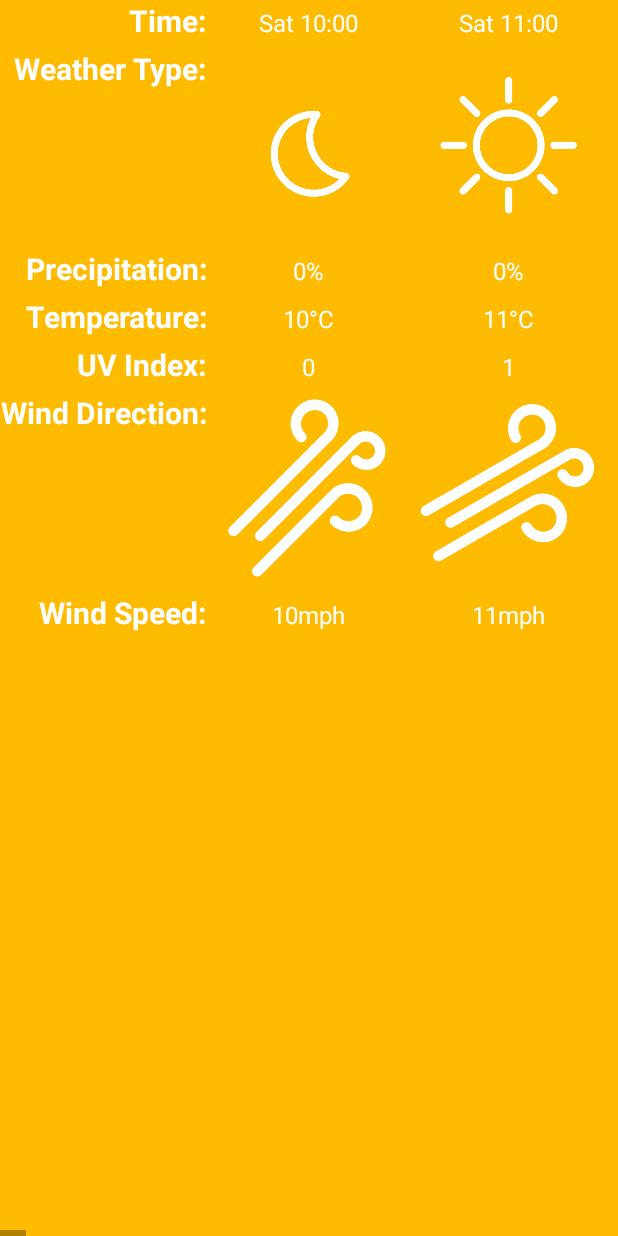
After one commit to Group-51-COMP208/WeatherBroadcastApp, an Android app: the DetailedForecastActivity screen opened directly, with no data from a screen before it, on a phone screen of 412 x 824 dp. The commit adds this screen. Run offline under Robolectric (Android 15) with nearby library versions, the phone set to English and light mode, and no system bars.

Commit message:
Added basic but functional detailed forecast activity.

```diff
--- /dev/null
+++ b/app/src/main/java/com/example/weatherbroadcastapp/DetailedForecastActivity.java
@@ -0,0 +1,148 @@
+package com.example.weatherbroadcastapp;
+
+import android.os.Bundle;
+
+import androidx.appcompat.app.AppCompatActivity;
+import androidx.core.content.ContextCompat;
+
+import android.view.View;
+import android.view.ViewGroup;
+import android.widget.ImageView;
+import android.widget.TableRow;
+import android.widget.TextView;
+
+import com.example.lib.DetailedWeatherForecastSample;
+import com.example.lib.Location;
+import com.example.lib.Services;
+
+import java.text.SimpleDateFormat;
+import java.time.Duration;
+import java.util.ArrayList;
+import java.util.Calendar;
+
+public class DetailedForecastActivity extends AppCompatActivity {
+
+    @Override
+    protected void onCreate(Bundle savedInstanceState) {
+        super.onCreate(savedInstanceState);
+        setContentView(R.layout.activity_detailed_forecast);
+
+        TableRow timeRow      = findViewById(R.id.row_time);
+        TableRow typeRow      = findViewById(R.id.row_type);
+        TableRow precipRow    = findViewById(R.id.row_precipitation);
+        TableRow tempRow      = findViewById(R.id.row_temperature);
+        TableRow uvRow        = findViewById(R.id.row_uvIndex);
+        TableRow windDirRow   = findViewById(R.id.row_windDirection);
+        TableRow windSpeedRow = findViewById(R.id.row_windSpeed);
+
+        TextView label = new TextView(this);
+        label.setText(getString(R.string.time_row));
+        label.setTextAppearance(R.style.table_label);
+        label.setTextAlignment(View.TEXT_ALIGNMENT_VIEW_END);
+        timeRow.addView(label);
+
+        label = new TextView(this);
+        label.setText(getString(R.string.type_row));
+        label.setTextAppearance(R.style.table_label);
+        label.setTextAlignment(View.TEXT_ALIGNMENT_VIEW_END);
+        typeRow.addView(label);
+
+        label = new TextView(this);
+        label.setText(getString(R.string.precipitation_row));
+        label.setTextAppearance(R.style.table_label);
+        label.setTextAlignment(View.TEXT_ALIGNMENT_VIEW_END);
+        precipRow.addView(label);
+
+        label = new TextView(this);
+        label.setText(getString(R.string.temperature_row));
+        label.setTextAppearance(R.style.table_label);
+        label.setTextAlignment(View.TEXT_ALIGNMENT_VIEW_END);
+        tempRow.addView(label);
+
+        label = new TextView(this);
+        label.setText(getString(R.string.uv_row));
+        label.setTextAppearance(R.style.table_label);
+        label.setTextAlignment(View.TEXT_ALIGNMENT_VIEW_END);
+        uvRow.addView(label);
+
+        label = new TextView(this);
+        label.setText(getString(R.string.wind_direction_row));
+        label.setTextAppearance(R.style.table_label);
+        label.setTextAlignment(View.TEXT_ALIGNMENT_VIEW_END);
+        windDirRow.addView(label);
+
+        label = new TextView(this);
+        label.setText(getString(R.string.wind_speed_row));
+        label.setTextAppearance(R.style.table_label);
+        label.setTextAlignment(View.TEXT_ALIGNMENT_VIEW_END);
+        windSpeedRow.addView(label);
+
+        Location location = Services.get().getFavouriteLocationService().getSelectedLocation();
+        ArrayList<DetailedWeatherForecastSample> samples = Services.get().getWeatherForecastService().getDetailedForecast(Calendar.getInstance(),
+                Duration.ofHours(1), 24 * 3, location);
+
+
+        for(DetailedWeatherForecastSample sample: samples) {
+            {
+                TextView time = new TextView(this);
+                time.setTextAppearance(R.style.table_data);
+                time.setPadding(10, 5, 5, 10);
+                SimpleDateFormat sdf = new SimpleDateFormat("E kk");
+                time.setText(sdf.format(sample.timeStamp.getTime()) + ":00");
+                time.setTextAlignment(View.TEXT_ALIGNMENT_CENTER);
+                timeRow.addView(time);
+            }
+            {
+                ImageView icon = new ImageView(this);
+                TableRow.LayoutParams lparams = new TableRow.LayoutParams(ViewGroup.LayoutParams.WRAP_CONTENT,
+                        ViewGroup.LayoutParams.WRAP_CONTENT);
+                icon.setImageDrawable(ContextCompat.getDrawable(this, WeatherIcons.getIconId(sample.weatherType)));
+                icon.setAdjustViewBounds(true);
+                icon.setMaxWidth(200);
+                icon.setMaxHeight(200);
+                typeRow.addView(icon);
+            }
+            {
+                TextView precipitationText = new TextView(this);
+                precipitationText.setTextAppearance(R.style.table_data);
+                precipitationText.setTextAlignment(View.TEXT_ALIGNMENT_CENTER);
+                precipitationText.setPadding(10, 5, 5, 10);
+                precipitationText.setText(String.valueOf((int) sample.precipitationProbability) + "%");
+                precipRow.addView(precipitationText);
+            }
+            {
+                TextView temperatureText = new TextView(this);
+                temperatureText.setTextAppearance(R.style.table_data);
+                temperatureText.setTextAlignment(View.TEXT_ALIGNMENT_CENTER);
+                temperatureText.setPadding(10, 5, 5, 10);
+                temperatureText.setText(String.format(getString(R.string.n_degrees_c), (int) sample.temperature_celsius));
+                tempRow.addView(temperatureText);
+            }
+            {
+                TextView uvText = new TextView(this);
+                uvText.setTextAppearance(R.style.table_data);
+                uvText.setTextAlignment(View.TEXT_ALIGNMENT_CENTER);
+                uvText.setPadding(10, 5, 5, 10);
+                uvText.setText(String.valueOf(sample.uvIndex));
+                uvRow.addView(uvText);
+            }
+            {
+                ImageView windDirIcon = new ImageView(this);
+                windDirIcon.setImageDrawable(ContextCompat.getDrawable(this, R.drawable.icon_wind_up));
+                windDirIcon.setRotation(sample.windDirection_degrees);
+                windDirIcon.setAdjustViewBounds(true);
+                windDirIcon.setMaxWidth(200);
+                windDirIcon.setMaxHeight(200);
+                windDirRow.addView(windDirIcon);
+            }
+            {
+                TextView windSpeedText = new TextView(this);
+                windSpeedText.setTextAppearance(R.style.table_data);
+                windSpeedText.setTextAlignment(View.TEXT_ALIGNMENT_CENTER);
+                windSpeedText.setPadding(10, 5, 5, 10);
+                windSpeedText.setText(String.format(getString(R.string.n_mph), (int) sample.windSpeed_mph));
+                windSpeedRow.addView(windSpeedText);
+            }
+        }
+    }
+}
--- a/app/src/main/java/com/example/weatherbroadcastapp/MainActivity.java
+++ b/app/src/main/java/com/example/weatherbroadcastapp/MainActivity.java
@@ -34,12 +34,15 @@ public class MainActivity extends AppCompatActivity implements View.OnClickListe
         Button toMapViewButton = findViewById(R.id.button_toMapView);
         toMapViewButton.setOnClickListener(this);
 
+        Button detailedForecastButton = findViewById(R.id.button_detailedForcast);
+        detailedForecastButton.setOnClickListener(this);
+
         for(Location location: Services.get().getWeatherForecastService().getAvailableLocations()) {
             System.out.println(location.getDisplayName());
         }
 
         // TODO: get user's actual current location if possible, as a default?
-        currentLocation = Services.get().getFavouriteLocationService().getFavouriteLocation();
+        currentLocation = Services.get().getFavouriteLocationService().getSelectedLocation();
         updateWeatherInfo();
     }
 
@@ -72,6 +75,11 @@ public class MainActivity extends AppCompatActivity implements View.OnClickListe
             Intent mapActivityIntent = new Intent(this, MapActivity.class);
             startActivity(mapActivityIntent);
         }
+        else if(v.getId() == R.id.button_detailedForcast) {
+            Intent detailedForecastIntent = new Intent(this, DetailedForecastActivity.class);
+
+            startActivity(detailedForecastIntent);
+        }
     }
 
 
--- /dev/null
+++ b/app/src/main/res/layout/activity_detailed_forecast.xml
@@ -0,0 +1,53 @@
+<?xml version="1.0" encoding="utf-8"?>
+<HorizontalScrollView xmlns:android="http://schemas.android.com/apk/res/android"
+    xmlns:app="http://schemas.android.com/apk/res-auto"
+    xmlns:tools="http://schemas.android.com/tools"
+    android:layout_width="match_parent"
+    android:layout_height="match_parent"
+    android:background="@color/background"
+    android:fitsSystemWindows="true"
+    tools:context=".DetailedForecastActivity">
+
+    <TableLayout
+        android:layout_width="wrap_content"
+        android:layout_height="match_parent">
+
+        <TableRow
+            android:id="@+id/row_time"
+            android:layout_width="match_parent"
+            android:layout_height="match_parent" />
+
+        <TableRow
+            android:id="@+id/row_type"
+            android:layout_width="match_parent"
+            android:layout_height="match_parent" />
+
+        <TableRow
+            android:id="@+id/row_precipitation"
+            android:layout_width="match_parent"
+            android:layout_height="match_parent" />
+
+        <TableRow
+            android:id="@+id/row_temperature"
+            android:layout_width="match_parent"
+            android:layout_height="match_parent" >
+
+        </TableRow>
+
+        <TableRow
+            android:id="@+id/row_uvIndex"
+            android:layout_width="match_parent"
+            android:layout_height="match_parent" />
+
+        <TableRow
+            android:id="@+id/row_windDirection"
+            android:layout_width="match_parent"
+            android:layout_height="match_parent" />
+
+        <TableRow
+            android:id="@+id/row_windSpeed"
+            android:layout_width="match_parent"
+            android:layout_height="match_parent" />
+
+    </TableLayout>
+</HorizontalScrollView>
--- a/app/src/main/res/layout/content_main.xml
+++ b/app/src/main/res/layout/content_main.xml
@@ -125,8 +125,8 @@
             android:layout_weight="1"
             android:orientation="vertical">
 
-            <TextView
-                android:id="@+id/textView_nextThreeDays"
+            <Button
+                android:id="@+id/button_detailedForcast"
                 android:layout_width="match_parent"
                 android:layout_height="wrap_content"
                 android:text="Next Three Days"
--- /dev/null
+++ b/app/src/main/res/menu/menu_detailed_forecast.xml
@@ -0,0 +1,10 @@
+<menu xmlns:android="http://schemas.android.com/apk/res/android"
+    xmlns:app="http://schemas.android.com/apk/res-auto"
+    xmlns:tools="http://schemas.android.com/tools"
+    tools:context="com.example.weatherbroadcastapp.DetailedForecastActivity">
+    <item
+        android:id="@+id/action_settings"
+        android:orderInCategory="100"
+        android:title="@string/action_settings"
+        app:showAsAction="never" />
+</menu>
--- a/app/src/main/res/values/strings.xml
+++ b/app/src/main/res/values/strings.xml
@@ -14,4 +14,12 @@
 
     <string name="n_degrees_c">"%d°C"</string>
     <string name="n_mph">"%dmph"</string>
+    <string name="title_activity_detailed_forecast">ScrollingActivity</string>
+    <string name="time_row">Time: </string>
+    <string name="type_row">Weather Type: </string>
+    <string name="precipitation_row">Precipitation: </string>
+    <string name="temperature_row">Temperature: </string>
+    <string name="uv_row">UV Index: </string>
+    <string name="wind_direction_row">Wind Direction: </string>
+    <string name="wind_speed_row">Wind Speed: </string>
 </resources>
--- a/app/src/main/res/values/styles.xml
+++ b/app/src/main/res/values/styles.xml
@@ -4,4 +4,15 @@
         <item name="android:background">@color/gray_400</item>
         <item name="exampleColor">@color/light_blue_400</item>
     </style>
+
+    <style name="table_label" parent="@android:style/Widget.TextView">
+        <item name="android:textSize">20sp</item>
+        <item name="android:textColor">@color/white</item>
+        <item name="android:textStyle">bold</item>
+    </style>
+
+    <style name="table_data" parent="@android:style/Widget.TextView">
+        <item name="android:textSize">16sp</item>
+        <item name="android:textColor">@color/white</item>
+    </style>
 </resources>
```
Also changed, not shown: app/src/main/AndroidManifest.xml (+9 -6 lines).
